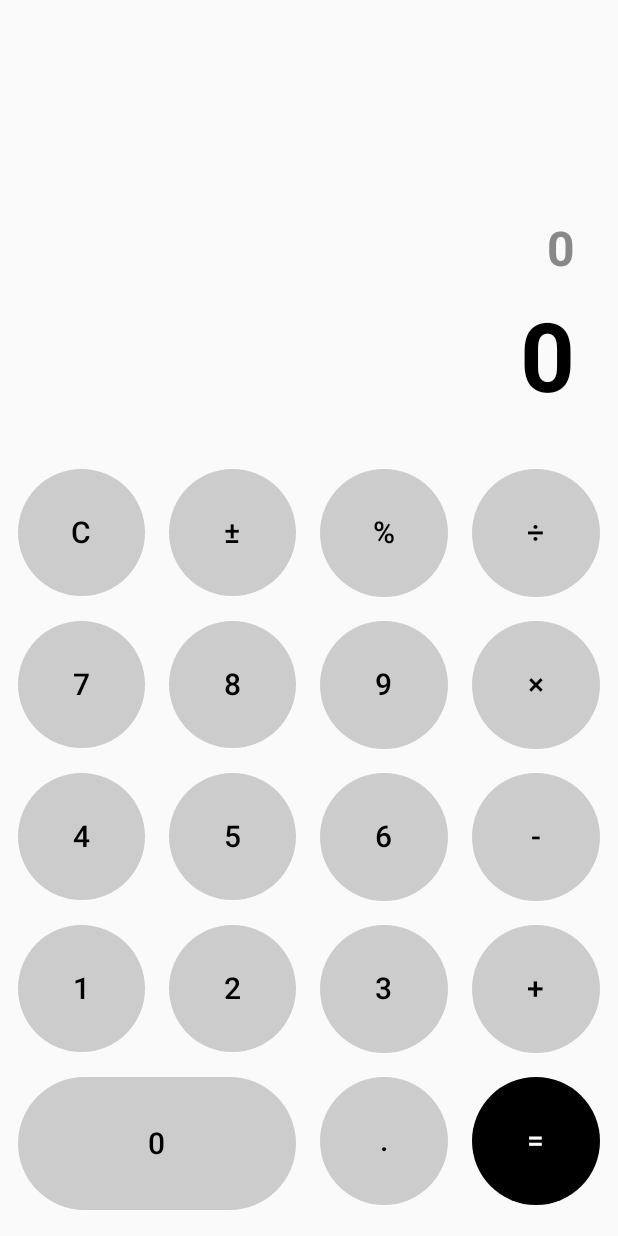
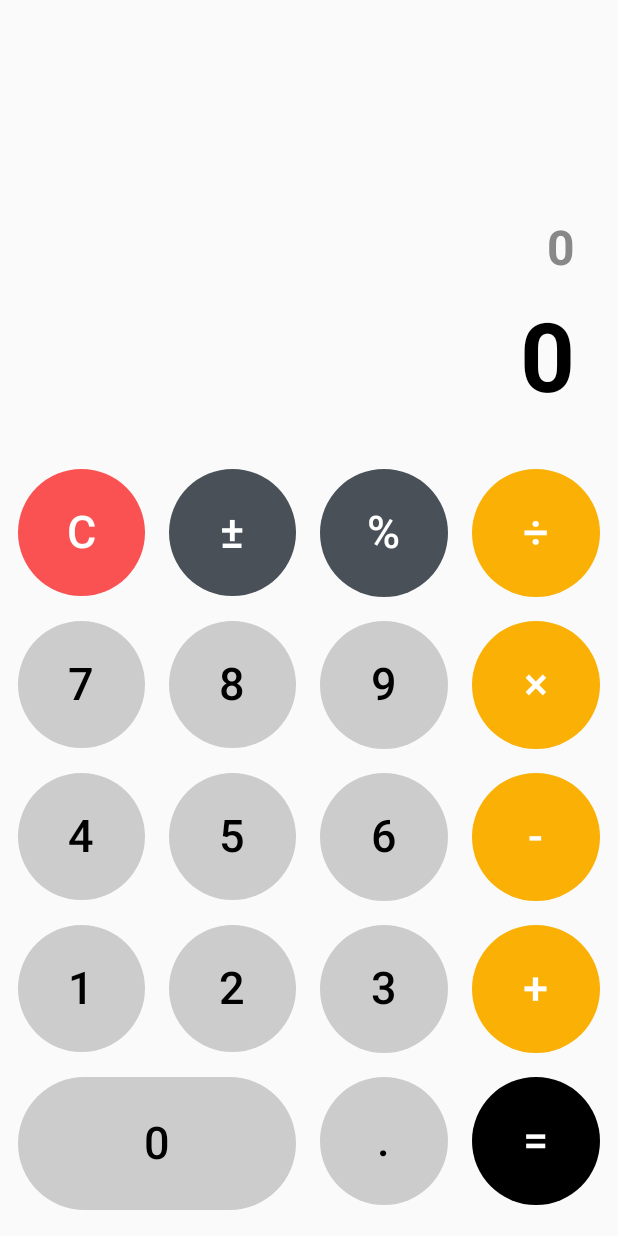
Before and after one commit to super963883929/calculator-compose, an Android app built with Jetpack Compose: the screen it shows after launch (MainActivity), on a phone screen of 412 x 824 dp. Run offline under Robolectric (Android 15) with nearby library versions, the phone set to English and light mode, and no system bars.

Commit message:
2025/3/18

```diff
--- a/app/src/main/java/com/android/calculator/MainActivity.kt
+++ b/app/src/main/java/com/android/calculator/MainActivity.kt
@@ -6,6 +6,8 @@ import androidx.activity.ComponentActivity
 import androidx.activity.compose.setContent
 import androidx.activity.enableEdgeToEdge
 import androidx.compose.foundation.layout.*
+import androidx.compose.foundation.rememberScrollState
+import androidx.compose.foundation.verticalScroll
 import androidx.compose.material3.*
 import androidx.compose.runtime.*
 import androidx.compose.ui.Alignment
@@ -38,14 +40,15 @@ fun CalculatorApp() {
         modifier = Modifier
             .fillMaxSize().padding(bottom = 5.dp, top = 30.dp),
         horizontalAlignment = Alignment.CenterHorizontally,
-        verticalArrangement = Arrangement.Center
+        verticalArrangement = Arrangement.Center,
+
     ) {
-
+        val scrollState = rememberScrollState() // 创建滚动状态
         Column(
             modifier = Modifier.weight(1.0f)
                 .fillMaxWidth()
                 .fillMaxHeight()
-                .padding(end = 20.dp),
+                .padding(end = 20.dp).verticalScroll(scrollState),
             horizontalAlignment = Alignment.End,
             verticalArrangement = Arrangement.Bottom
         ){
@@ -54,13 +57,15 @@ fun CalculatorApp() {
                 fontSize = 32.sp,
                 fontWeight = FontWeight.Bold,
                 color = Color.Gray,
-                modifier = Modifier.padding(8.dp)
+                modifier = Modifier.padding(8.dp),
+                lineHeight = 40.sp
             )
             Text(
                 text = "$result",
                 fontSize = 64.sp,
                 fontWeight = FontWeight.Bold,
-                modifier = Modifier.padding(8.dp)
+                modifier = Modifier.padding(8.dp),
+                lineHeight = 72.sp
             )
         }
 
@@ -77,10 +82,18 @@ fun CalculatorApp() {
                 horizontalArrangement = Arrangement.spacedBy(8.dp),
                 modifier = Modifier.fillMaxWidth()
             ) {
-                CalculatorButton("C", Color.LightGray, Modifier.weight(1f)) { input = ""; result = "0" }
-                CalculatorButton("±", Color.LightGray, Modifier.weight(1f)) { input = if (input.startsWith("-")) input.drop(1) else "-$input" }
-                CalculatorButton("%", Color.LightGray, Modifier.weight(1f)) { input = (input.toDoubleOrNull()?.div(100) ?: 0.0).toString() }
-                CalculatorButton("÷", Color.LightGray, Modifier.weight(1f)) { input += " ÷ " }
+                CalculatorButton("C", Color(0xfffa5252), Modifier.weight(1f),textColor = Color.White) {
+                    input = ""; result = "0"
+                }
+                CalculatorButton("±", Color(0xff495057), Modifier.weight(1f) ,textColor = Color.White) {
+                    input = if (input.startsWith("-")) input.drop(1) else "-$input"
+                }
+                CalculatorButton("%", Color(0xff495057), Modifier.weight(1f) ,textColor = Color.White) {
+                    input = (input.toDoubleOrNull()?.div(100) ?: 0.0).toString()
+                }
+                CalculatorButton("÷", Color(0xfffab005), Modifier.weight(1f) ,textColor = Color.White) {
+                    input += " ÷ "
+                }
             }
 
             // 第二行：7, 8, 9, ×
@@ -91,7 +104,7 @@ fun CalculatorApp() {
                 CalculatorButton("7", modifier = Modifier.weight(1f)) { input += "7" }
                 CalculatorButton("8", modifier = Modifier.weight(1f)) { input += "8" }
                 CalculatorButton("9", modifier = Modifier.weight(1f)) { input += "9" }
-                CalculatorButton("×", Color.LightGray, Modifier.weight(1f)) { input += " × " }
+                CalculatorButton("×", Color(0xfffab005), Modifier.weight(1f), textColor = Color.White) { input += " × " }
             }
 
             // 第三行：4, 5, 6, -
@@ -102,7 +115,7 @@ fun CalculatorApp() {
                 CalculatorButton("4", modifier = Modifier.weight(1f)) { input += "4" }
                 CalculatorButton("5", modifier = Modifier.weight(1f)) { input += "5" }
                 CalculatorButton("6", modifier = Modifier.weight(1f)) { input += "6" }
-                CalculatorButton("-", Color.LightGray, Modifier.weight(1f)) { input += " - " }
+                CalculatorButton("-", Color(0xfffab005), Modifier.weight(1f), textColor = Color.White) { input += " - " }
             }
 
             // 第四行：1, 2, 3, +
@@ -113,7 +126,7 @@ fun CalculatorApp() {
                 CalculatorButton("1", modifier = Modifier.weight(1f)) { input += "1" }
                 CalculatorButton("2", modifier = Modifier.weight(1f)) { input += "2" }
                 CalculatorButton("3", modifier = Modifier.weight(1f)) { input += "3" }
-                CalculatorButton("+", Color.LightGray, Modifier.weight(1f)) { input += " + " }
+                CalculatorButton("+", Color(0xfffab005), Modifier.weight(1f), textColor = Color.White) { input += " + " }
             }
 
             // 第五行：0, ., =
@@ -153,7 +166,7 @@ fun CalculatorButton(
              .aspectRatio(1f)
             .padding(4.dp)
     ) {
-        Text(text = text, fontSize = 20.sp, color = textColor)
+        Text(text = text, fontSize = 30.sp, color = textColor)
     }
 }
 
@@ -173,7 +186,7 @@ fun Calculator0Button(
             .height(64.dp)
             .padding(4.dp)
     ) {
-        Text(text = text, fontSize = 20.sp, color = textColor)
+        Text(text = text, fontSize = 30.sp, color = textColor)
     }
 }
 
```
